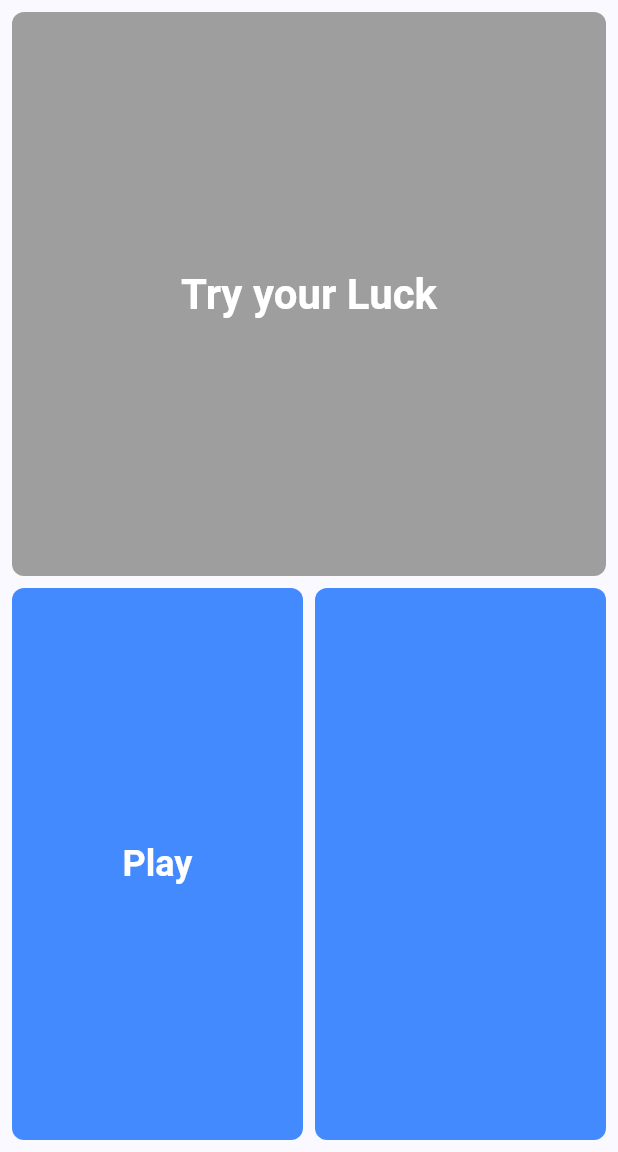
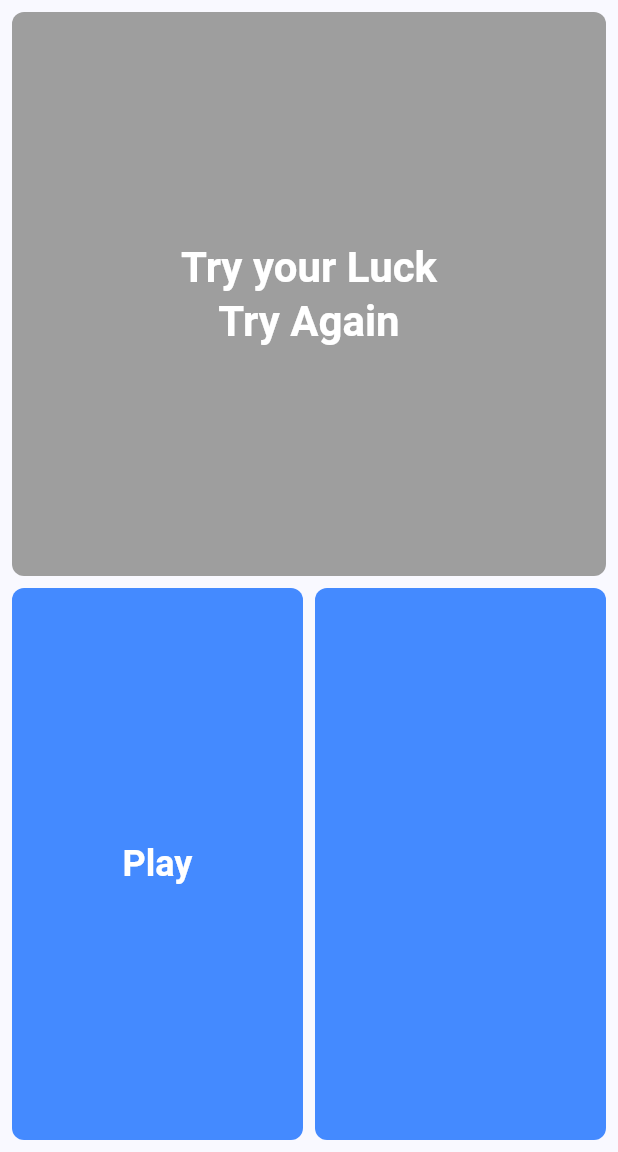
Before and after one commit to Rajatkumar0662/Demo2, a Flutter app: the screen it shows after launch, on a phone screen of 412 x 824 dp, the part 84-1236 px from its top. Run offline on Flutter 3.47's test engine with Material 2 defaults, Android fonts, the phone set to English and light mode, and no system bars; our stand-ins replace bloc, equatable, flutter_bloc, go_router, hive; accounts and stored records are empty; statements that could not run were skipped.

Commit message:
Fixed Text for each counter event

```diff
--- a/lib/modules/presentation/pages/layout.dart
+++ b/lib/modules/presentation/pages/layout.dart
@@ -74,7 +74,10 @@ class Layout extends StatelessWidget {
                       child: Center(
                         child: Padding(
                           padding: const EdgeInsets.all(8.0),
-                          child: Text(
+                          child: Column(
+                            mainAxisSize: MainAxisSize.min,
+                            children: [
+                              Text(
                                 _getMessage(state.successCounter),
                                 textAlign: TextAlign.center,
                                 style: Theme.of(context)
@@ -84,6 +87,39 @@ class Layout extends StatelessWidget {
                                       color: Colors.white,
                                       fontWeight: FontWeight.w600,
                                     ),
+                              ),
+                              BlocBuilder<CounterBloc, CounterState>(
+                                builder: (context, state) {
+                                  if (state is CounterInitial) {
+                                    if (state.match) {
+                                      return Text(
+                                        "+1 Score",
+                                        style: Theme.of(context)
+                                            .textTheme
+                                            .headlineMedium
+                                            ?.copyWith(
+                                              color: Colors.white,
+                                              fontWeight: FontWeight.w600,
+                                            ),
+                                      );
+                                    } else {
+                                      return Text(
+                                        "Try Again",
+                                        style: Theme.of(context)
+                                            .textTheme
+                                            .headlineMedium
+                                            ?.copyWith(
+                                              color: Colors.white,
+                                              fontWeight: FontWeight.w600,
+                                            ),
+                                      );
+                                    }
+                                  } else {
+                                    return const SizedBox.shrink();
+                                  }
+                                },
+                              ),
+                            ],
                           ),
                         ),
                       ),
@@ -214,7 +250,7 @@ class Layout extends StatelessWidget {
     } else if (successCounter < GameConfig.winningScore) {
       return 'You have $successCounter wins!';
     } else {
-      return 'Congratulations! You won the game!';
+      return 'Congratulations!\nYou won the game!';
     }
   }
 }
```
Lines whose indentation alone changed are shown as unchanged.
